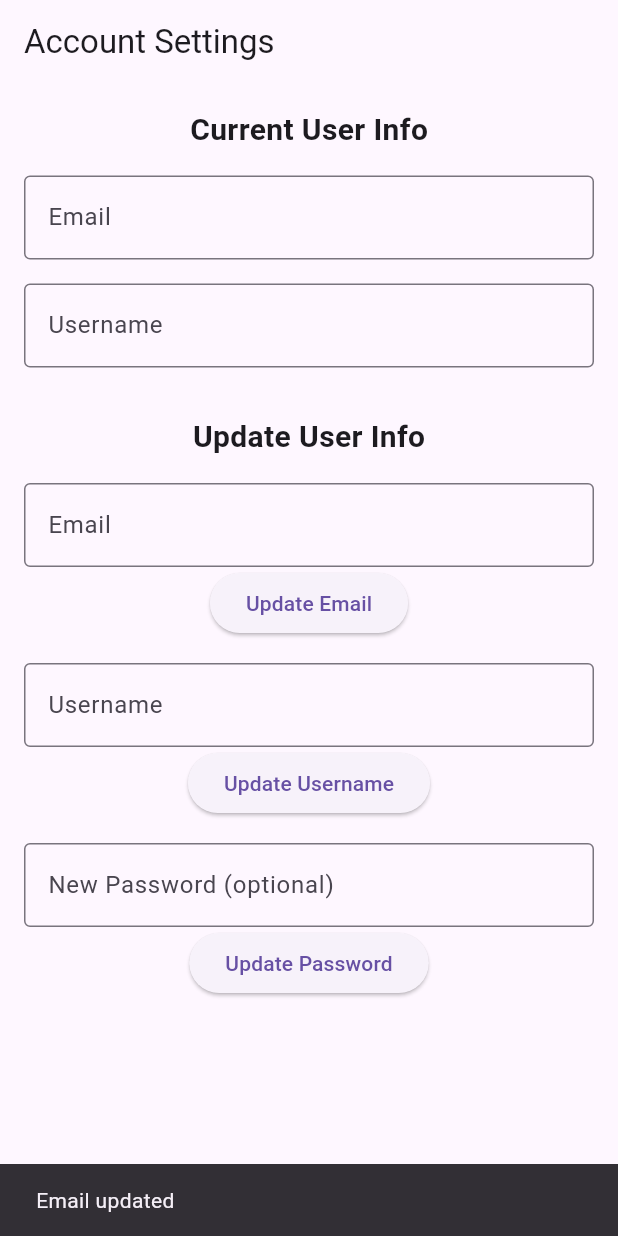
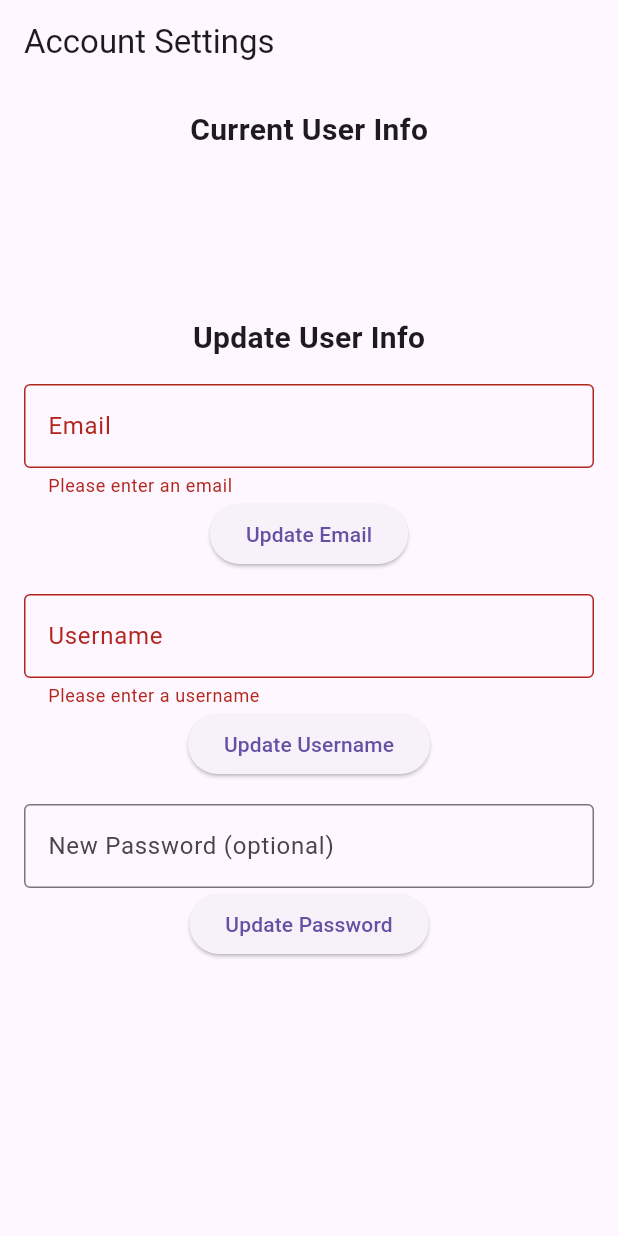
Before and after one commit to yonacwy/christian_app, a Flutter app: the AccountPage screen opened directly, after a tap on "Update Email", on a phone screen of 412 x 824 dp. Run offline on Flutter 3.47's test engine with Material 3 defaults, Android fonts, the phone set to English and light mode, and no system bars; our stand-ins replace another_flutter_splash_screen, hive_ce, hive_ce_flutter, motion_tab_bar_v2; missing offline and left inert: circular_menu, crypt; accounts and stored records are empty.

Commit message:
Fixed errors

```diff
--- a/lib/main.dart
+++ b/lib/main.dart
@@ -1,4 +1,5 @@
 import 'package:hive_ce_flutter/hive_flutter.dart';
+import 'package:christian_app/user_model.dart';
 import 'package:flutter/material.dart';
 import 'package:circular_menu/circular_menu.dart';
 import 'package:another_flutter_splash_screen/another_flutter_splash_screen.dart';
@@ -13,10 +14,10 @@ import 'package:christian_app/missions/missions_page.dart';
 import 'package:christian_app/widgets/user_status.dart';
 
 
-
 void main() async {
   WidgetsFlutterBinding.ensureInitialized();
   await Hive.initFlutter();
+  Hive.registerAdapter(UserModelAdapter());
   await Hive.openBox('user');
   runApp(
     MaterialApp(
@@ -172,6 +173,7 @@ class _MyHomePageState extends State<MyHomePage> {
           ],
         ),
       ),
+
   );
   }
 }
--- a/lib/settings/account_page.dart
+++ b/lib/settings/account_page.dart
@@ -1,5 +1,6 @@
 import 'package:flutter/material.dart';
 import 'package:hive_ce_flutter/hive_flutter.dart';
+import 'package:crypt/crypt.dart';
 
 class AccountPage extends StatefulWidget {
   const AccountPage({super.key});
@@ -13,13 +14,20 @@ class AccountPageState extends State<AccountPage> {
   final _emailController = TextEditingController();
   final _usernameController = TextEditingController();
   final _passwordController = TextEditingController();
+  final _currentEmailController = TextEditingController();
+  final _currentUsernameController = TextEditingController();
 
   @override
   void initState() {
     super.initState();
     final userBox = Hive.box('user');
-    _emailController.text = userBox.get('email') ?? '';
-    _usernameController.text = userBox.get('name') ?? '';
+    final userModel = userBox.get('user');
+    if (userModel != null) {
+      _emailController.text = userModel.email ?? '';
+      _usernameController.text = userModel.name ?? '';
+      _currentEmailController.text = userModel.email ?? '';
+      _currentUsernameController.text = userModel.name ?? '';
+    }
   }
 
   @override
@@ -27,38 +35,76 @@ class AccountPageState extends State<AccountPage> {
     _emailController.dispose();
     _usernameController.dispose();
     _passwordController.dispose();
+    _currentEmailController.dispose();
+    _currentUsernameController.dispose();
     super.dispose();
   }
 
-
   Future<void> _updateEmail() async {
     if (_formKey.currentState!.validate()) {
+      try {
         final userBox = Hive.box('user');
-      userBox.put('email', _emailController.text);
+        final userModel = userBox.get('user');
+        if (userModel != null) {
+          userModel.email = _emailController.text;
+          userBox.put('user', userModel);
+        }
         ScaffoldMessenger.of(context).showSnackBar(
           const SnackBar(content: Text('Email updated')),
         );
+      } catch (e) {
+        ScaffoldMessenger.of(context).showSnackBar(
+          SnackBar(content: Text('Error updating email: $e')),
+        );
+      }
     }
   }
 
   Future<void> _updateUsername() async {
     if (_formKey.currentState!.validate()) {
+      try {
         final userBox = Hive.box('user');
-      userBox.put('name', _usernameController.text);
+        final userModel = userBox.get('user');
+        if (userModel != null) {
+          userModel.name = _usernameController.text;
+          userBox.put('user', userModel);
+        }
         ScaffoldMessenger.of(context).showSnackBar(
           const SnackBar(content: Text('Username updated')),
         );
+      } catch (e) {
+        ScaffoldMessenger.of(context).showSnackBar(
+          SnackBar(content: Text('Error updating username: $e')),
+        );
       }
+    }
+  }
+
+  String _generateSalt() {
+    final random = DateTime.now().microsecondsSinceEpoch.toString();
+    return random;
   }
 
   Future<void> _updatePassword() async {
     if (_formKey.currentState!.validate()) {
-      if(_passwordController.text.isNotEmpty) {
+      if (_passwordController.text.isNotEmpty) {
+        try {
           final userBox = Hive.box('user');
-        userBox.put('password', _passwordController.text);
+          final salt = _generateSalt();
+          final hash = Crypt.sha256(_passwordController.text, salt: salt).toString();
+          final userModel = userBox.get('user');
+          if (userModel != null) {
+            userModel.password = hash;
+            userBox.put('user', userModel);
+          }
           ScaffoldMessenger.of(context).showSnackBar(
             const SnackBar(content: Text('Password updated')),
           );
+        } catch (e) {
+          ScaffoldMessenger.of(context).showSnackBar(
+            SnackBar(content: Text('Error updating password: $e')),
+          );
+        }
       }
     }
   }
@@ -71,11 +117,30 @@ class AccountPageState extends State<AccountPage> {
       ),
       body: Padding(
         padding: const EdgeInsets.all(16.0),
+        child: SingleChildScrollView(
           child: Form(
             key: _formKey,
             child: Column(
               children: [
-              const Text('Current User Info', style: TextStyle(fontSize: 20, fontWeight: FontWeight.bold)),
+                const Text(
+                  'Current User Info',
+                  style: TextStyle(fontSize: 20, fontWeight: FontWeight.bold),
+                ),
+                const SizedBox(height: 16),
+                Text(
+                  _currentEmailController.text,
+                  style: const TextStyle(fontSize: 16),
+                ),
+                const SizedBox(height: 16),
+                Text(
+                  _currentUsernameController.text,
+                  style: const TextStyle(fontSize: 16),
+                ),
+                const SizedBox(height: 32),
+                const Text(
+                  'Update User Info',
+                  style: TextStyle(fontSize: 20, fontWeight: FontWeight.bold),
+                ),
                 const SizedBox(height: 16),
                 TextFormField(
                   controller: _emailController,
@@ -83,31 +148,15 @@ class AccountPageState extends State<AccountPage> {
                     labelText: 'Email',
                     border: OutlineInputBorder(),
                   ),
-                readOnly: true,
-              ),
-              const SizedBox(height: 16),
-              TextFormField(
-                controller: _usernameController,
-                decoration: const InputDecoration(
-                  labelText: 'Username',
-                  border: OutlineInputBorder(),
-                ),
-                readOnly: true,
-              ),
-              const SizedBox(height: 32),
-              const Text('Update User Info', style: TextStyle(fontSize: 20, fontWeight: FontWeight.bold)),
-              const SizedBox(height: 16),
-              TextFormField(
-                controller: _emailController,
-                decoration: const InputDecoration(
-                  labelText: 'Email',
-                  border: OutlineInputBorder(),
-                ),
+                  validator: (value) {
+                    if (value == null || value.isEmpty) {
+                      return 'Please enter an email';
+                    }
+                    return null;
+                  },
                 ),
                 ElevatedButton(
-                onPressed: () {
-                  _updateEmail();
-                },
+                  onPressed: _updateEmail,
                   child: const Text('Update Email'),
                 ),
                 const SizedBox(height: 16),
@@ -117,11 +166,15 @@ class AccountPageState extends State<AccountPage> {
                     labelText: 'Username',
                     border: OutlineInputBorder(),
                   ),
+                  validator: (value) {
+                    if (value == null || value.isEmpty) {
+                      return 'Please enter a username';
+                    }
+                    return null;
+                  },
                 ),
                 ElevatedButton(
-                onPressed: () {
-                  _updateUsername();
-                },
+                  onPressed: _updateUsername,
                   child: const Text('Update Username'),
                 ),
                 const SizedBox(height: 16),
@@ -134,15 +187,14 @@ class AccountPageState extends State<AccountPage> {
                   obscureText: true,
                 ),
                 ElevatedButton(
-                onPressed: () {
-                  _updatePassword();
-                },
+                  onPressed: _updatePassword,
                   child: const Text('Update Password'),
                 ),
               ],
             ),
           ),
         ),
+      ),
     );
   }
 }
--- a/pubspec.yaml
+++ b/pubspec.yaml
@@ -42,7 +42,10 @@ dependencies:
   table_calendar: ^3.1.3
   flutter_quill: ^10.8.5
   hive_ce_flutter: ^2.2.0
-  collection: ^1.18.0
+  collection: ^1.19.0
+  crypto: ^3.0.6
+  typed_data: ^1.4.0
+  crypt: ^4.3.1
 
 
 dev_dependencies:
```
Also changed, not shown: lib/user_model.dart (added, +14 -0 lines), lib/hive/hive_registrar.g.dart, lib/user_model.g.dart (added), pubspec.lock. Lines whose indentation alone changed are shown as unchanged.
